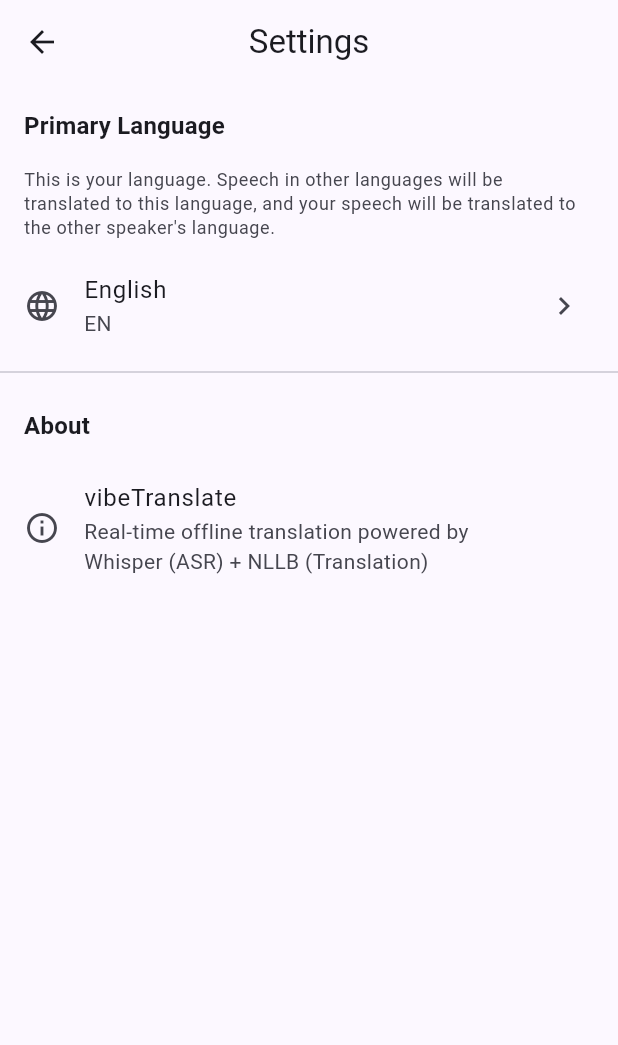
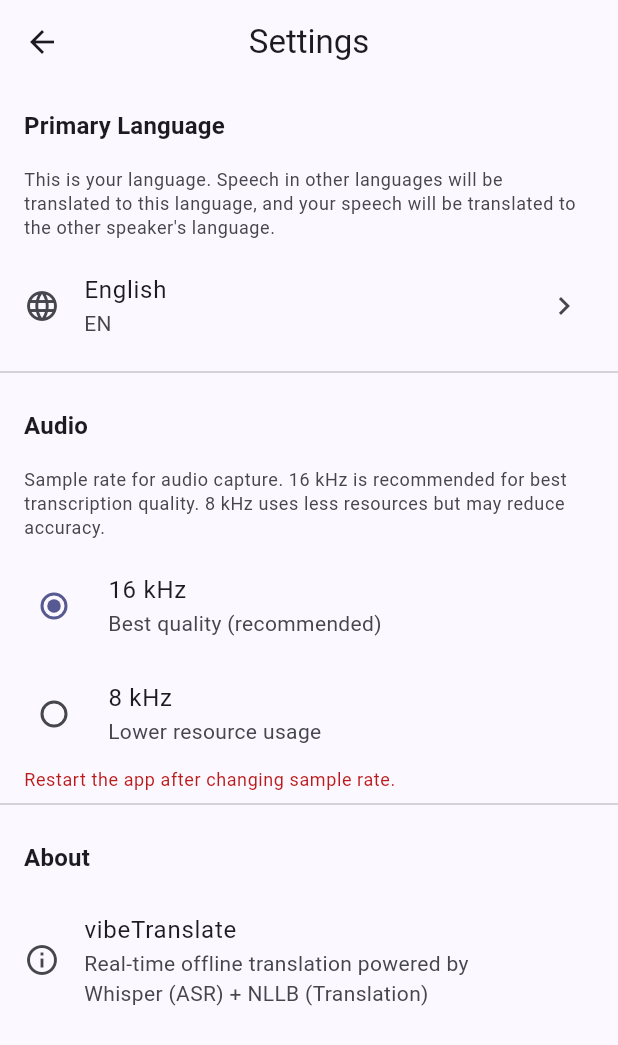
Before and after one commit to kimlet/vite_translate, a Flutter app: the SettingsScreen screen opened directly, on a phone screen of 412 x 824 dp. Shown: the top 1045 px of the screen. Run offline on Flutter 3.47's test engine with Material 3 defaults, Android fonts, the phone set to English and light mode, and no system bars; our stand-ins replace audioplayers, dio, flutter_animate, flutter_riverpod, permission_handler and 1 more; missing offline and left inert: dart:ffi, flutter_onnxruntime, record; accounts and stored records are empty; Roboto replaces fonts that are missing (SF Pro Display).

Commit message:
add 8kHZ

```diff
--- a/lib/state/conversation_state.dart
+++ b/lib/state/conversation_state.dart
@@ -290,7 +290,8 @@
   final engine = ConversationEngine();
   final settings = ref.watch(settingsProvider);
   engine.setPrimaryLanguage(settings.primaryLanguageCode);
-  debugPrint('[Provider] ConversationEngine created, primary=${settings.primaryLanguageCode}');
+  engine.setSampleRate(settings.sampleRate);
+  debugPrint('[Provider] ConversationEngine created, primary=${settings.primaryLanguageCode}, sampleRate=${settings.sampleRate}');
   ref.onDispose(() => engine.dispose());
   return engine;
 });
--- a/lib/state/settings_state.dart
+++ b/lib/state/settings_state.dart
@@ -5,22 +5,26 @@
   final String primaryLanguageCode;
   final bool onboardingComplete;
   final bool modelsDownloaded;
+  final int sampleRate; // 8000 or 16000
 
   const SettingsState({
     this.primaryLanguageCode = 'en',
     this.onboardingComplete = false,
     this.modelsDownloaded = false,
+    this.sampleRate = 16000,
   });
 
   SettingsState copyWith({
     String? primaryLanguageCode,
     bool? onboardingComplete,
     bool? modelsDownloaded,
+    int? sampleRate,
   }) {
     return SettingsState(
       primaryLanguageCode: primaryLanguageCode ?? this.primaryLanguageCode,
       onboardingComplete: onboardingComplete ?? this.onboardingComplete,
       modelsDownloaded: modelsDownloaded ?? this.modelsDownloaded,
+      sampleRate: sampleRate ?? this.sampleRate,
     );
   }
 }
@@ -36,6 +40,7 @@
       primaryLanguageCode: prefs.getString('primaryLanguage') ?? 'en',
       onboardingComplete: prefs.getBool('onboardingComplete') ?? false,
       modelsDownloaded: prefs.getBool('modelsDownloaded') ?? false,
+      sampleRate: prefs.getInt('sampleRate') ?? 16000,
     );
   }
 
@@ -56,6 +61,12 @@
     await prefs.setBool('modelsDownloaded', value);
     state = state.copyWith(modelsDownloaded: value);
   }
+
+  Future<void> setSampleRate(int rate) async {
+    final prefs = await SharedPreferences.getInstance();
+    await prefs.setInt('sampleRate', rate);
+    state = state.copyWith(sampleRate: rate);
+  }
 }
 
 final settingsProvider =
--- a/lib/ui/screens/settings_screen.dart
+++ b/lib/ui/screens/settings_screen.dart
@@ -53,6 +53,59 @@
           Padding(
             padding: const EdgeInsets.all(16),
             child: Text(
+              'Audio',
+              style: theme.textTheme.titleMedium?.copyWith(
+                fontWeight: FontWeight.bold,
+              ),
+            ),
+          ),
+          Padding(
+            padding: const EdgeInsets.symmetric(horizontal: 16),
+            child: Text(
+              'Sample rate for audio capture. 16 kHz is recommended for best '
+              'transcription quality. 8 kHz uses less resources but may '
+              'reduce accuracy.',
+              style: theme.textTheme.bodySmall?.copyWith(
+                color: theme.colorScheme.onSurfaceVariant,
+              ),
+            ),
+          ),
+          const SizedBox(height: 8),
+          RadioGroup<int>(
+            groupValue: settings.sampleRate,
+            onChanged: (v) {
+              if (v != null) {
+                ref.read(settingsProvider.notifier).setSampleRate(v);
+              }
+            },
+            child: Column(
+              children: [
+                RadioListTile<int>(
+                  title: const Text('16 kHz'),
+                  subtitle: const Text('Best quality (recommended)'),
+                  value: 16000,
+                ),
+                RadioListTile<int>(
+                  title: const Text('8 kHz'),
+                  subtitle: const Text('Lower resource usage'),
+                  value: 8000,
+                ),
+              ],
+            ),
+          ),
+          Padding(
+            padding: const EdgeInsets.symmetric(horizontal: 16),
+            child: Text(
+              'Restart the app after changing sample rate.',
+              style: theme.textTheme.bodySmall?.copyWith(
+                color: theme.colorScheme.error,
+              ),
+            ),
+          ),
+          const Divider(),
+          Padding(
+            padding: const EdgeInsets.all(16),
+            child: Text(
               'About',
               style: theme.textTheme.titleMedium?.copyWith(
                 fontWeight: FontWeight.bold,
```
Also changed, not shown: lib/services/audio/audio_recorder.dart (+9 -5 lines), lib/services/audio/audio_stream_controller.dart (+30 -3 lines), lib/services/conversation_engine.dart (+9 -3 lines).
